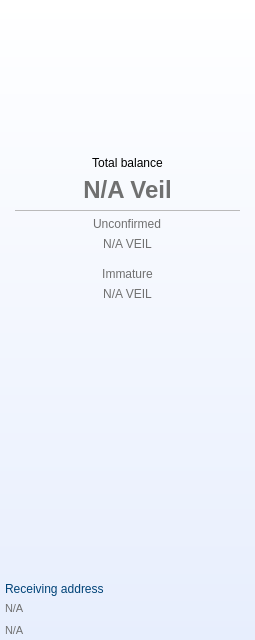
First picture: the form in src/qt/veil/forms/balance.ui, repository Veil-Project/veil, before the edit.
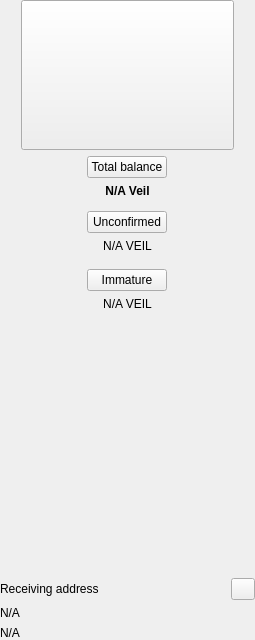
Second picture: the form after the edit. Icons and pictures are not drawn.

Commit message: ongoing work 291 left

The edit to the form file:
```diff
--- a/src/qt/veil/forms/balance.ui
+++ b/src/qt/veil/forms/balance.ui
@@ -19,10 +19,6 @@
   <property name="windowTitle">
    <string>Form</string>
   </property>
-  <property name="styleSheet">
-   <string notr="true">border:none;
-</string>
-  </property>
   <layout class="QVBoxLayout" name="verticalLayout_3">
    <property name="spacing">
     <number>0</number>
@@ -47,14 +43,6 @@
        <height>640</height>
       </size>
      </property>
-     <property name="styleSheet">
-      <string notr="true">#containerBalance{
-border: none;
-background-color: qlineargradient(y1:0, y2: 1, stop: 0 #ffffff, stop: 1 #e7eefd);
-padding-left:10px;
-padding-right:10px;
-}</string>
-     </property>
      <layout class="QVBoxLayout" name="verticalLayout">
       <property name="spacing">
        <number>0</number>
@@ -99,10 +87,6 @@
           <property name="focusPolicy">
            <enum>Qt::NoFocus</enum>
           </property>
-          <property name="styleSheet">
-           <string notr="true">background-color:transparent;
-border:none;</string>
-          </property>
           <property name="text">
            <string/>
           </property>
@@ -137,9 +121,6 @@
             <property name="layoutDirection">
              <enum>Qt::RightToLeft</enum>
             </property>
-            <property name="styleSheet">
-             <string notr="true">background-color:transparent;</string>
-            </property>
             <property name="text">
              <string>Total balance</string>
             </property>
@@ -159,13 +140,6 @@
                 <verstretch>0</verstretch>
                </sizepolicy>
               </property>
-              <property name="styleSheet">
-               <string notr="true">#labelBalance{
-background-color: transparent;
-color: #707070;
-font-size: 24px;
-}</string>
-              </property>
               <property name="text">
                <string>&lt;html&gt;&lt;head/&gt;&lt;body&gt;&lt;p&gt;&lt;span style=&quot; font-size:medium; font-weight:600;&quot;&gt;N/A Veil&lt;/span&gt;&lt;/p&gt;&lt;/body&gt;&lt;/html&gt;</string>
               </property>
@@ -182,11 +156,6 @@
                 <height>1</height>
                </size>
               </property>
-              <property name="styleSheet">
-               <string notr="true">background-color:#bababa;
-margin-left:15px;
-margin-right:15px;</string>
-              </property>
               <property name="text">
                <string/>
               </property>
@@ -197,10 +166,6 @@
               <property name="layoutDirection">
                <enum>Qt::RightToLeft</enum>
               </property>
-              <property name="styleSheet">
-               <string notr="true">background-color:transparent;
-color: #707070;</string>
-              </property>
               <property name="text">
                <string>Unconfirmed</string>
               </property>
@@ -212,10 +177,6 @@
             </item>
             <item>
              <widget class="QLabel" name="labelUnconfirmed">
-              <property name="styleSheet">
-               <string notr="true">background-color: transparent;
-color: #707070;</string>
-              </property>
               <property name="text">
                <string>N/A VEIL</string>
               </property>
@@ -245,10 +206,6 @@
               <property name="layoutDirection">
                <enum>Qt::RightToLeft</enum>
               </property>
-              <property name="styleSheet">
-               <string notr="true">background-color:transparent;
-color: #707070;</string>
-              </property>
               <property name="text">
                <string>Immature</string>
               </property>
@@ -260,10 +217,6 @@
             </item>
             <item>
              <widget class="QLabel" name="labelImmature">
-              <property name="styleSheet">
-               <string notr="true">background-color: transparent;
-color: #707070;</string>
-              </property>
               <property name="text">
                <string>N/A VEIL</string>
               </property>
@@ -305,10 +258,6 @@
               <property name="whatsThis">
                <string>&lt;html&gt;&lt;head/&gt;&lt;body&gt;&lt;p&gt;background-color: transparent;&lt;/p&gt;&lt;/body&gt;&lt;/html&gt;</string>
               </property>
-              <property name="styleSheet">
-               <string notr="true">background-color: transparent;
-margin:0 0 20 10;</string>
-              </property>
               <property name="text">
                <string/>
               </property>
@@ -316,12 +265,6 @@
             </item>
             <item>
              <widget class="QFrame" name="horiz">
-              <property name="styleSheet">
-               <string notr="true">#horiz{
-padding-left:5px;
-padding-right:5px;
-}</string>
-              </property>
               <layout class="QHBoxLayout" name="horizontalLayout">
                <property name="leftMargin">
                 <number>0</number>
@@ -340,10 +283,6 @@
                  <property name="enabled">
                   <bool>true</bool>
                  </property>
-                 <property name="styleSheet">
-                  <string notr="true">   background-color: transparent;
-color: #004377;</string>
-                 </property>
                  <property name="text">
                   <string>Receiving address</string>
                  </property>
@@ -360,9 +299,6 @@
                  <property name="focusPolicy">
                   <enum>Qt::NoFocus</enum>
                  </property>
-                 <property name="styleSheet">
-                  <string notr="true">   background-color: transparent;</string>
-                 </property>
                  <property name="text">
                   <string/>
                  </property>
@@ -389,14 +325,6 @@
                 <verstretch>0</verstretch>
                </sizepolicy>
               </property>
-              <property name="styleSheet">
-               <string notr="true">background-color: transparent;
-padding-left:5px;
-padding-right:5px;
-padding-bottom:3px;
-font-size:11px;
-color:#707070;</string>
-              </property>
               <property name="midLineWidth">
                <number>0</number>
               </property>
@@ -422,14 +350,6 @@
                 <verstretch>0</verstretch>
                </sizepolicy>
               </property>
-              <property name="styleSheet">
-               <string notr="true">background-color: transparent;
-padding-left:5px;
-padding-right:5px;
-padding-bottom:3px;
-font-size:11px;
-color:#707070;</string>
-              </property>
               <property name="midLineWidth">
                <number>0</number>
               </property>
```
The commit also changes 4 other files.
